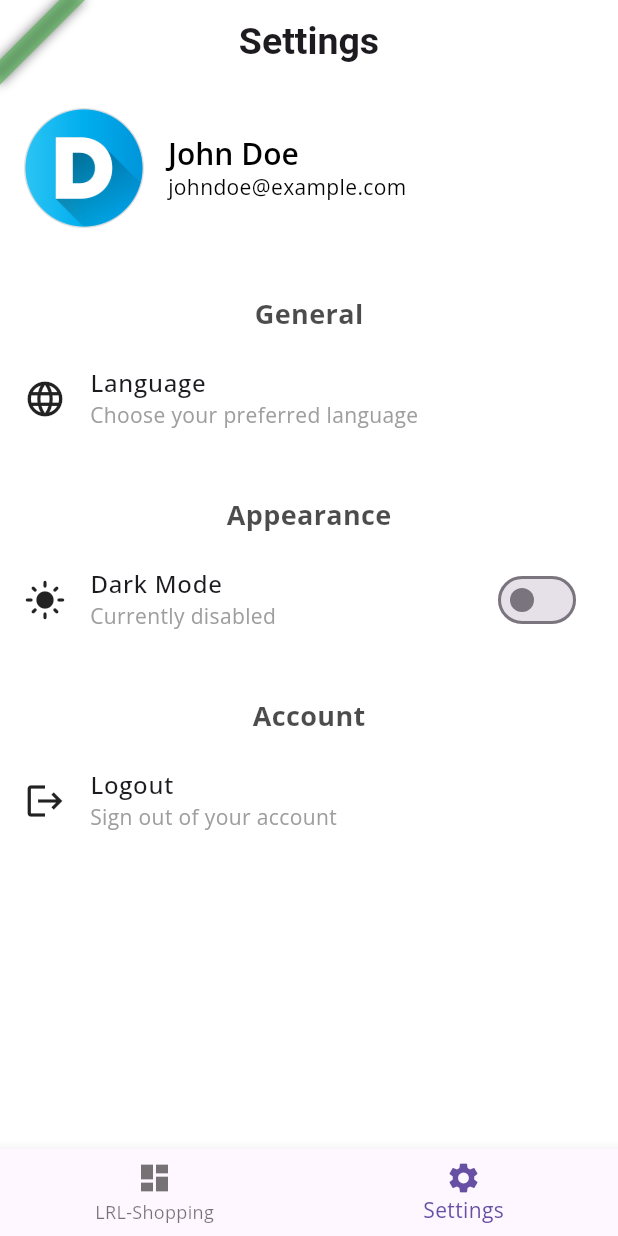
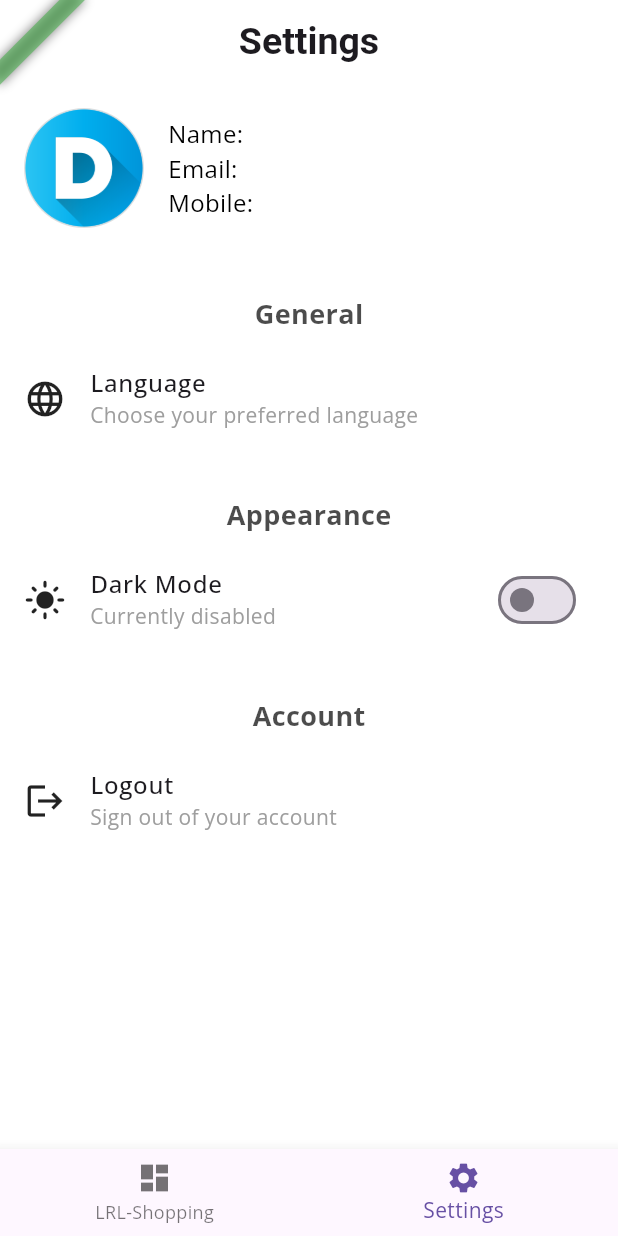
Before and after one commit to majharul-islam181/LRL-Shopping, a Flutter app: the HomeBottomNavBar screen opened directly with empty values, item 2 of the bottom bar chosen, on a phone screen of 412 x 824 dp. Run offline on Flutter 3.47's test engine with Material 3 defaults, Android fonts, the phone set to English and light mode, and no system bars; our stand-ins replace dartz, dio, easy_localization, equatable, firebase_core, firebase_crashlytics and 5 more; accounts and stored records are empty; network calls fail.

Commit message:
chore: user information added.

```diff
--- a/lib/feature/auth/presentation/pages/login_page.dart
+++ b/lib/feature/auth/presentation/pages/login_page.dart
@@ -1,6 +1,6 @@
 import 'package:flutter/material.dart';
 import 'package:flutter_bloc/flutter_bloc.dart';
-import 'package:lrl_shopping/feature/home/presentation/pages/home_page.dart';
+import 'package:lrl_shopping/feature/home-settings/presentation/pages/home_page.dart';
 import '../cubit/login_cubit.dart';
 import '../cubit/login_state.dart';
 
--- a/lib/feature/auth/presentation/pages/splash_page.dart
+++ b/lib/feature/auth/presentation/pages/splash_page.dart
@@ -60,13 +60,13 @@
 import 'package:flutter_bloc/flutter_bloc.dart';
 import 'package:easy_localization/easy_localization.dart';
 import 'package:lrl_shopping/feature/auth/presentation/cubit/login_cubit.dart';
-import 'package:lrl_shopping/feature/home/presentation/pages/home_page.dart';
+import 'package:lrl_shopping/feature/home-settings/presentation/pages/home_page.dart';
 import 'package:lrl_shopping/feature/auth/presentation/pages/login_page.dart';
 import 'package:flutter/material.dart';
 import 'package:flutter_bloc/flutter_bloc.dart';
 import 'package:easy_localization/easy_localization.dart';
 import 'package:lrl_shopping/feature/auth/presentation/cubit/login_cubit.dart';
-import 'package:lrl_shopping/feature/home/presentation/pages/home_page.dart';
+import 'package:lrl_shopping/feature/home-settings/presentation/pages/home_page.dart';
 import 'package:lrl_shopping/feature/auth/presentation/pages/login_page.dart';
 
 class SplashScreen extends StatefulWidget {
--- a/lib/feature/home/presentation/pages/home_page.dart
+++ b/lib/feature/home-settings/presentation/pages/home_page.dart
@@ -4,7 +4,7 @@
 import '../../../auth/presentation/cubit/login_cubit.dart';
 import '../../../auth/presentation/cubit/login_state.dart';
 import '../../../auth/presentation/pages/login_page.dart';
-import '../../../home/presentation/pages/widgets/home_bottom_navbar.dart';
+import '../widgets/home_bottom_navbar.dart';
 import '../../../../core/services/storage_service.dart';
 
 
--- a/lib/feature/home/presentation/pages/setting_page.dart
+++ b/lib/feature/home-settings/presentation/pages/settings_page.dart
@@ -2,12 +2,15 @@
 import 'package:flutter_bloc/flutter_bloc.dart';
 import 'package:easy_localization/easy_localization.dart';
 import 'package:google_fonts/google_fonts.dart';
+import 'package:lrl_shopping/feature/auth/domain/entites/user.dart';
 import 'package:lrl_shopping/feature/auth/presentation/cubit/login_cubit.dart';
-import 'package:lrl_shopping/feature/home/presentation/pages/widgets/setting_title.dart';
+import 'package:lrl_shopping/feature/home-settings/presentation/widgets/setting_title.dart';
 import '../../../../core/blocs/theme_cubit.dart';
 
 class SettingsPage extends StatelessWidget {
-  const SettingsPage({super.key});
+  final User user;
+  const SettingsPage({super.key, required this.user});
+
   @override
   Widget build(BuildContext context) {
     final iconColor = Theme.of(context).iconTheme.color;
@@ -37,10 +40,12 @@
                 Column(
                   crossAxisAlignment: CrossAxisAlignment.start,
                   children: [
-                    Text("John Doe",
-                        style: Theme.of(context).textTheme.headlineMedium),
-                    Text("johndoe@example.com",
-                        style: Theme.of(context).textTheme.bodyMedium),
+                    Text("Name: ${user.name}",
+                        style: const TextStyle(fontSize: 16)),
+                    Text("Email: ${user.email}",
+                        style: const TextStyle(fontSize: 16)),
+                    Text("Mobile: ${user.mobile}",
+                        style: const TextStyle(fontSize: 16)),
                   ],
                 ),
               ],
--- a/lib/feature/home/presentation/pages/widgets/home_bottom_navbar.dart
+++ b/lib/feature/home-settings/presentation/widgets/home_bottom_navbar.dart
@@ -2,8 +2,8 @@
 import 'package:easy_localization/easy_localization.dart';
 import 'package:lrl_shopping/core/language/generated/locale_keys.g.dart';
 import 'package:lrl_shopping/feature/auth/domain/entites/user.dart';
-import 'package:lrl_shopping/feature/home/presentation/pages/dashboard_page.dart';
-import 'package:lrl_shopping/feature/home/presentation/pages/setting_page.dart';
+import 'package:lrl_shopping/feature/home-settings/presentation/pages/dashboard_page.dart';
+import 'package:lrl_shopping/feature/home-settings/presentation/pages/settings_page.dart';
 import 'package:lrl_shopping/feature/products/presentation/pages/product_list_page.dart';
 
 class HomeBottomNavBar extends StatefulWidget {
@@ -24,7 +24,7 @@
       body: _currentIndex == 0
           // ? DashboardPage(user: widget.user)
           ? const ProductListScreen()
-          : const SettingsPage(),
+          : SettingsPage(user: widget.user),
       bottomNavigationBar: BottomNavigationBar(
         currentIndex: _currentIndex,
         onTap: (index) {
```
Also changed, not shown: lib/feature/home-settings/presentation/pages/dashboard_page.dart (renamed from lib/feature/home/presentation/pages/dashboard_page.dart), lib/feature/home-settings/presentation/widgets/setting_title.dart (renamed from lib/feature/home/presentation/pages/widgets/setting_title.dart).
